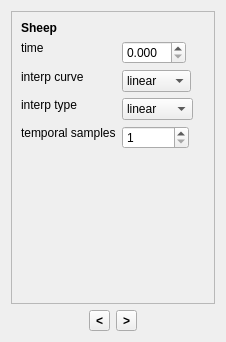
bitsed/qosmic, file qosmic/ui/imgsettingswidget.ui: the form before one commit.
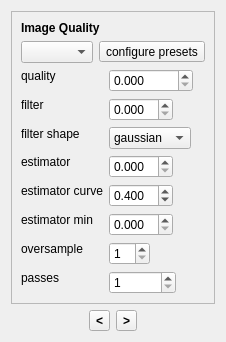
The form after the commit. The open tabs and pages were chosen to show the change. Icons and pictures are not drawn. Custom widgets are drawn as their Qt base class.

```diff
--- a/qosmic/ui/imgsettingswidget.ui
+++ b/qosmic/ui/imgsettingswidget.ui
@@ -6,8 +6,8 @@
    <rect>
     <x>0</x>
     <y>0</y>
-    <width>211</width>
-    <height>288</height>
+    <width>225</width>
+    <height>334</height>
    </rect>
   </property>
   <property name="sizePolicy">
@@ -502,219 +502,6 @@
        </item>
       </layout>
      </widget>
-     <widget class="QWidget" name="page_6">
-      <layout class="QVBoxLayout" name="verticalLayout_2" stretch="0,1">
-       <item>
-        <widget class="QLabel" name="label_3">
-         <property name="font">
-          <font>
-           <weight>75</weight>
-           <bold>true</bold>
-          </font>
-         </property>
-         <property name="text">
-          <string>Sheep</string>
-         </property>
-        </widget>
-       </item>
-       <item>
-        <layout class="QFormLayout" name="formLayout_2">
-         <item row="0" column="0">
-          <widget class="QLabel" name="label_25">
-           <property name="sizePolicy">
-            <sizepolicy hsizetype="Maximum" vsizetype="Maximum">
-             <horstretch>0</horstretch>
-             <verstretch>0</verstretch>
-            </sizepolicy>
-           </property>
-           <property name="minimumSize">
-            <size>
-             <width>1</width>
-             <height>0</height>
-            </size>
-           </property>
-           <property name="maximumSize">
-            <size>
-             <width>49</width>
-             <height>16777215</height>
-            </size>
-           </property>
-           <property name="toolTip">
-            <string>temporal position of this genome in the animation sequence</string>
-           </property>
-           <property name="text">
-            <string>time</string>
-           </property>
-          </widget>
-         </item>
-         <item row="0" column="1">
-          <widget class="DoubleValueEditor" name="m_timeLineEdit">
-           <property name="sizePolicy">
-            <sizepolicy hsizetype="Maximum" vsizetype="Fixed">
-             <horstretch>0</horstretch>
-             <verstretch>0</verstretch>
-            </sizepolicy>
-           </property>
-           <property name="decimals">
-            <number>3</number>
-           </property>
-           <property name="minimum">
-            <double>0.000000000000000</double>
-           </property>
-           <property name="singleStep">
-            <double>0.100000000000000</double>
-           </property>
-          </widget>
-         </item>
-         <item row="1" column="0">
-          <widget class="QLabel" name="label_35">
-           <property name="sizePolicy">
-            <sizepolicy hsizetype="Maximum" vsizetype="Maximum">
-             <horstretch>0</horstretch>
-             <verstretch>0</verstretch>
-            </sizepolicy>
-           </property>
-           <property name="minimumSize">
-            <size>
-             <width>1</width>
-             <height>0</height>
-            </size>
-           </property>
-           <property name="toolTip">
-            <string>interpolation curve for this genome in the animation sequence</string>
-           </property>
-           <property name="text">
-            <string>interp curve</string>
-           </property>
-          </widget>
-         </item>
-         <item row="1" column="1">
-          <widget class="QComboBox" name="m_interpolationBox">
-           <property name="sizePolicy">
-            <sizepolicy hsizetype="Maximum" vsizetype="Fixed">
-             <horstretch>0</horstretch>
-             <verstretch>0</verstretch>
-            </sizepolicy>
-           </property>
-           <property name="insertPolicy">
-            <enum>QComboBox::InsertAtTop</enum>
-           </property>
-           <item>
-            <property name="text">
-             <string>linear</string>
-            </property>
-           </item>
-           <item>
-            <property name="text">
-             <string>smooth</string>
-            </property>
-           </item>
-          </widget>
-         </item>
-         <item row="2" column="0">
-          <widget class="QLabel" name="label_36">
-           <property name="sizePolicy">
-            <sizepolicy hsizetype="Maximum" vsizetype="Maximum">
-             <horstretch>0</horstretch>
-             <verstretch>0</verstretch>
-            </sizepolicy>
-           </property>
-           <property name="minimumSize">
-            <size>
-             <width>1</width>
-             <height>0</height>
-            </size>
-           </property>
-           <property name="toolTip">
-            <string>interpolation function for this genome in the animation sequence</string>
-           </property>
-           <property name="text">
-            <string>interp type</string>
-           </property>
-          </widget>
-         </item>
-         <item row="2" column="1">
-          <widget class="QComboBox" name="m_interpolationTypeBox">
-           <property name="sizePolicy">
-            <sizepolicy hsizetype="Maximum" vsizetype="Fixed">
-             <horstretch>0</horstretch>
-             <verstretch>0</verstretch>
-            </sizepolicy>
-           </property>
-           <property name="insertPolicy">
-            <enum>QComboBox::InsertAtTop</enum>
-           </property>
-           <item>
-            <property name="text">
-             <string>linear</string>
-            </property>
-           </item>
-           <item>
-            <property name="text">
-             <string>log</string>
-            </property>
-           </item>
-           <item>
-            <property name="text">
-             <string>compat</string>
-            </property>
-           </item>
-           <item>
-            <property name="text">
-             <string>older</string>
-            </property>
-           </item>
-          </widget>
-         </item>
-         <item row="3" column="0">
-          <widget class="QLabel" name="label_26">
-           <property name="sizePolicy">
-            <sizepolicy hsizetype="Maximum" vsizetype="Maximum">
-             <horstretch>0</horstretch>
-             <verstretch>0</verstretch>
-            </sizepolicy>
-           </property>
-           <property name="minimumSize">
-            <size>
-             <width>1</width>
-             <height>0</height>
-            </size>
-           </property>
-           <property name="toolTip">
-            <string>number of time steps per batch. this many
-   interpolated control points are used per batch and accumulated</string>
-           </property>
-           <property name="text">
-            <string>temporal samples</string>
-           </property>
-          </widget>
-         </item>
-         <item row="3" column="1">
-          <widget class="IntValueEditor" name="m_temporalLineEdit">
-           <property name="sizePolicy">
-            <sizepolicy hsizetype="Maximum" vsizetype="Fixed">
-             <horstretch>0</horstretch>
-             <verstretch>0</verstretch>
-            </sizepolicy>
-           </property>
-           <property name="minimum">
-            <number>1</number>
-           </property>
-           <property name="maximum">
-            <number>100000</number>
-           </property>
-           <property name="singleStep">
-            <number>10</number>
-           </property>
-           <property name="value">
-            <number>1</number>
-           </property>
-          </widget>
-         </item>
-        </layout>
-       </item>
-      </layout>
-     </widget>
      <widget class="QWidget" name="page_7">
       <layout class="QVBoxLayout" name="verticalLayout_3" stretch="0,1">
        <item>
```
Left out of the diff: 2 changed lines with no effect on the pictures.
